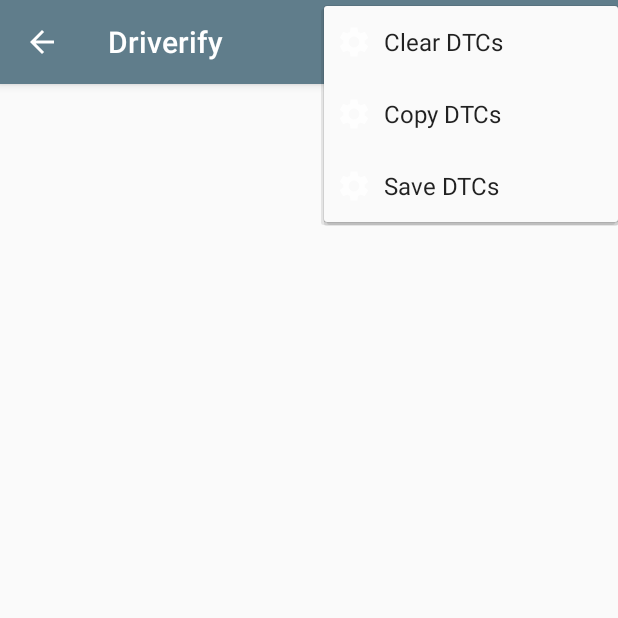
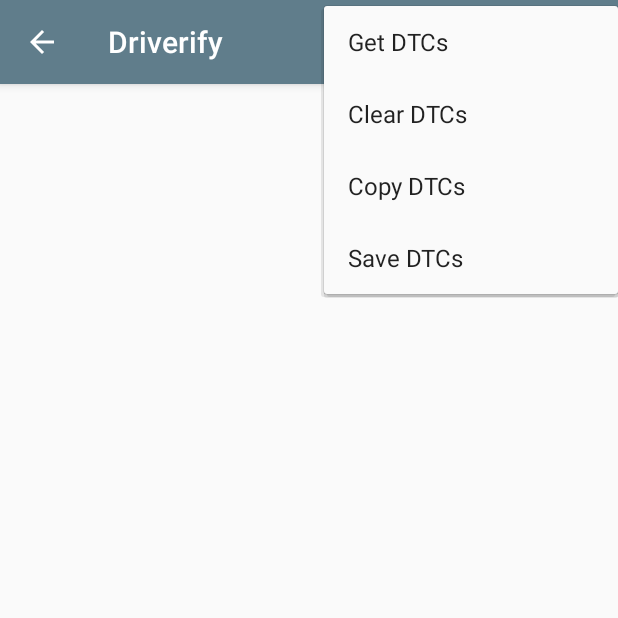
Before and after one commit to teodor-hristov/Driverify, an Android app: the TroubleCodes screen opened directly, with no data from a screen before it, after a tap on "Settings", on a phone screen of 412 x 824 dp, the top half of it. Run offline under Robolectric (Android 15) with nearby library versions, the phone set to English and light mode, and no system bars; libraries missing offline, so code that uses them is left out: com.github.pires.obd, com.sohrab.obd; 5 statements that could not run were skipped.

Commit message:
Initial commit

```diff
--- a/app/src/main/java/com/demotxt/droidsrce/homedashboard/TroubleCodes.java
+++ b/app/src/main/java/com/demotxt/droidsrce/homedashboard/TroubleCodes.java
@@ -49,14 +49,6 @@ public class TroubleCodes extends AppCompatActivity {
         mAllCodes = new ArrayList<>();
         mClipManager = (ClipboardManager) getSystemService(CLIPBOARD_SERVICE);
 
-        //Obd command array
-        //ObdConfiguration.setmObdCommands(this, null); //for executing all commands
-//        ArrayList<ObdCommand> obdCommands = new ArrayList<>();
-//        obdCommands.add(new TroubleCodesCommand());
-//
-//        //Set configuration
-//        ObdConfiguration.setmObdCommands(this, obdCommands);
-
         //Register receiver with some action related to OBD connection status and read PID values
         intentFilter = new IntentFilter();
         intentFilter.addAction(ACTION_READ_OBD_REAL_TIME_DATA);
@@ -98,6 +90,10 @@ public class TroubleCodes extends AppCompatActivity {
     @Override
     public boolean onOptionsItemSelected(MenuItem item) {
         switch (item.getItemId()){
+            case R.id.getCodes:
+                //TODO: Get codes
+                makeToast("TODO: Get codes");
+                break;
             case R.id.clearCodes:
                 //TODO: Test if clear codes is working
                 if(codes.getText().length() > CODE_LEN || codes.getText() != null)
--- a/app/src/main/res/menu/trouble_codes_menu.xml
+++ b/app/src/main/res/menu/trouble_codes_menu.xml
@@ -5,19 +5,23 @@
         android:icon="@drawable/ic_settings"
         android:title="@string/settings_dialog"
         app:showAsAction="ifRoom">
-        <menu><item
-            android:id="@+id/clearCodes"
+        <menu
             android:icon="@drawable/ic_settings"
-            android:title="@string/clear_codes"
-            app:showAsAction="never"/>
+            >
+            <item
+                android:id="@+id/getCodes"
+                android:title="@string/get_codes"
+                app:showAsAction="never"/>
+            <item
+                android:id="@+id/clearCodes"
+                android:title="@string/clear_codes"
+                app:showAsAction="never"/>
             <item
                 android:id="@+id/copyCodes"
-                android:icon="@drawable/ic_settings"
                 android:title="@string/copy_codes"
                 app:showAsAction="never"/>
             <item
                 android:id="@+id/saveCodes"
-                android:icon="@drawable/ic_settings"
                 android:title="@string/save_codes"
                 app:showAsAction="never"/>
         </menu>
--- a/app/src/main/res/values/strings.xml
+++ b/app/src/main/res/values/strings.xml
@@ -41,6 +41,7 @@
     <string name="live_data">Start live data!</string>
 
 <!--    DTCs-->
+    <string name="get_codes">Get DTCs</string>
     <string name="clear_codes">Clear DTCs</string>
     <string name="copy_codes">Copy DTCs</string>
     <string name="save_codes">Save DTCs</string>
```
